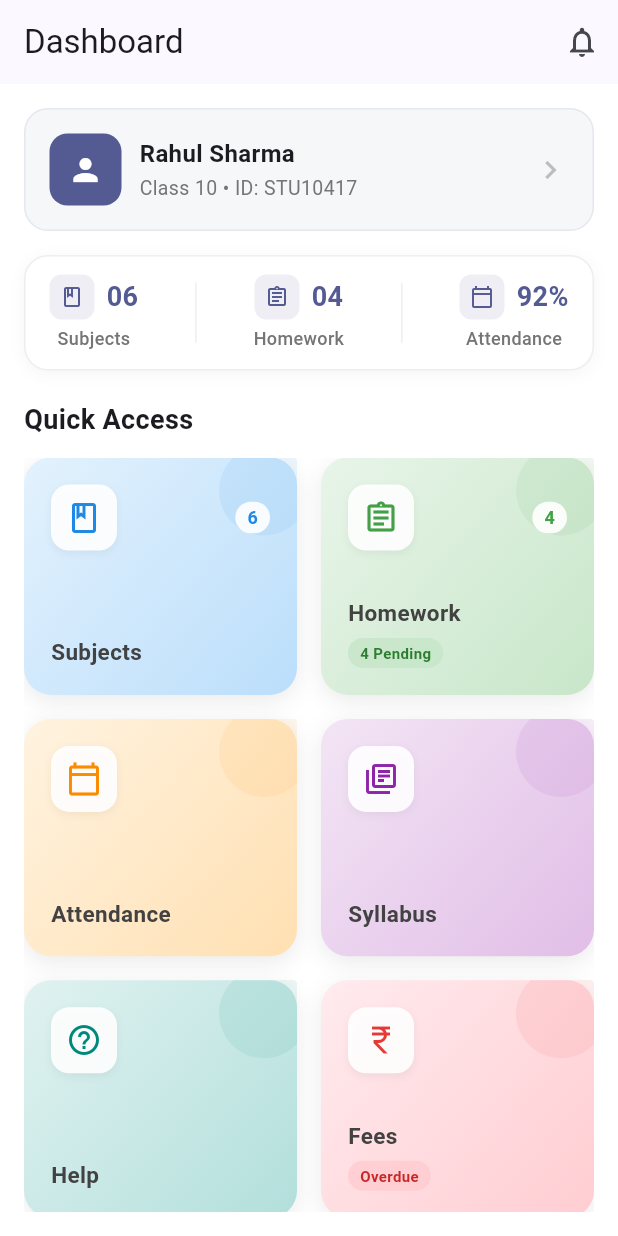
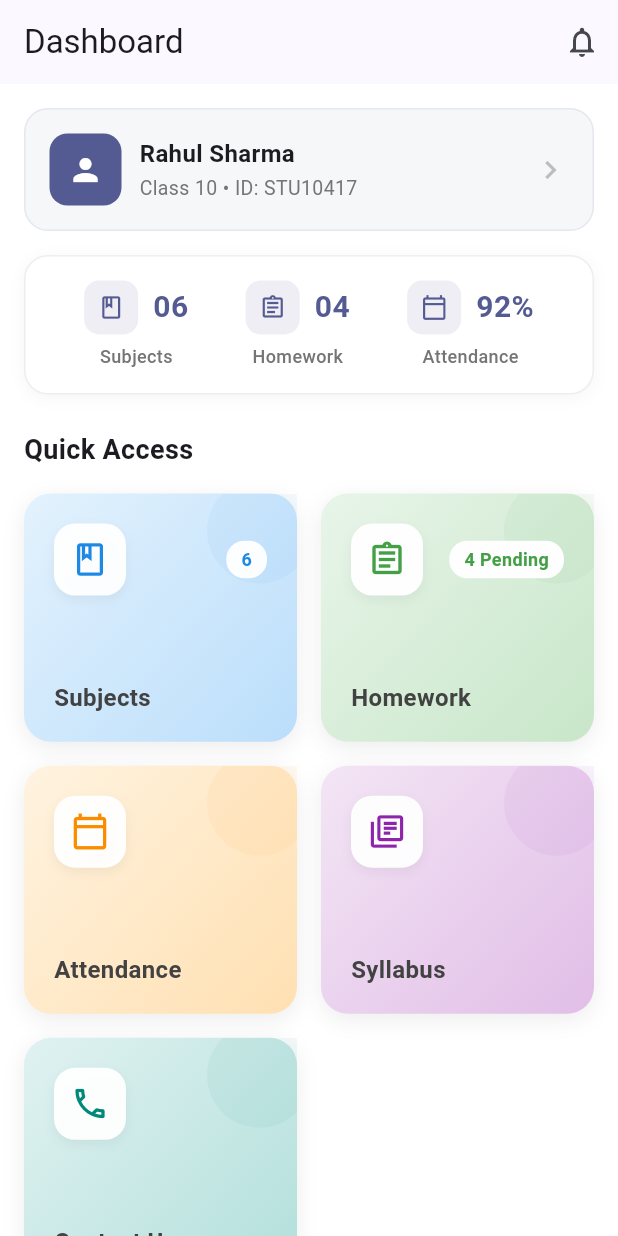
Before and after one commit to prayash-yosa/mindforge, a Flutter app: the screen it shows after launch, after a tap on "Login", on a phone screen of 412 x 824 dp. Run offline on Flutter 3.47's test engine with Material 3 defaults, Android fonts, the phone set to English and light mode, and no system bars.

Commit message:
added the files

```diff
--- a/lib/screens/dashboard/student_dashboard.dart
+++ b/lib/screens/dashboard/student_dashboard.dart
@@ -16,7 +16,8 @@ class StudentDashboardScreen extends StatelessWidget {
         ],
       ),
 
-      body: Padding(
+      body: SingleChildScrollView( // Make entire screen scrollable
+        child: Padding(
           padding: const EdgeInsets.all(16),
           child: Column(
             crossAxisAlignment: CrossAxisAlignment.start,
@@ -27,7 +28,7 @@ class StudentDashboardScreen extends StatelessWidget {
 
               // Compact Stats Row
               _compactStatsRow(context),
-            const SizedBox(height: 20),
+              const SizedBox(height: 24),
 
               const Text(
                 "Quick Access",
@@ -36,13 +37,15 @@ class StudentDashboardScreen extends StatelessWidget {
                   fontWeight: FontWeight.w600,
                 ),
               ),
-            const SizedBox(height: 12),
+              const SizedBox(height: 16),
 
-            // Expanded Grid (takes more space now)
-            Expanded(
-              child: _gridMenu(),
+              // Grid - NOT in Expanded, so it shows all items
+              _gridMenu(),
+
+              // Add some bottom padding
+              const SizedBox(height: 20),
+            ],
           ),
-          ],
         ),
       ),
     );
@@ -107,7 +110,7 @@ class StudentDashboardScreen extends StatelessWidget {
 
   Widget _compactStatsRow(BuildContext context) {
     return Container(
-      padding: const EdgeInsets.symmetric(vertical: 12, horizontal: 16),
+      padding: const EdgeInsets.symmetric(vertical: 16, horizontal: 20),
       decoration: BoxDecoration(
         color: Colors.white,
         borderRadius: BorderRadius.circular(16),
@@ -121,20 +124,10 @@ class StudentDashboardScreen extends StatelessWidget {
         ],
       ),
       child: Row(
-        mainAxisAlignment: MainAxisAlignment.spaceBetween,
+        mainAxisAlignment: MainAxisAlignment.spaceAround,
         children: [
           _compactStatItem("Subjects", "06", Icons.book_outlined, context),
-          Container(
-            height: 40,
-            width: 1,
-            color: Colors.grey.shade200,
-          ),
           _compactStatItem("Homework", "04", Icons.assignment_outlined, context),
-          Container(
-            height: 40,
-            width: 1,
-            color: Colors.grey.shade200,
-          ),
           _compactStatItem("Attendance", "92%", Icons.calendar_today_outlined, context),
         ],
       ),
@@ -147,30 +140,30 @@ class StudentDashboardScreen extends StatelessWidget {
         Row(
           children: [
             Container(
-              width: 30,
-              height: 30,
+              width: 36,
+              height: 36,
               decoration: BoxDecoration(
                 color: Theme.of(context).colorScheme.primary.withOpacity(0.1),
-                borderRadius: BorderRadius.circular(8),
+                borderRadius: BorderRadius.circular(10),
               ),
               child: Icon(
                 icon,
                 color: Theme.of(context).colorScheme.primary,
-                size: 16,
+                size: 18,
               ),
             ),
-            const SizedBox(width: 8),
+            const SizedBox(width: 10),
             Text(
               value,
               style: TextStyle(
-                fontSize: 18,
+                fontSize: 20,
                 fontWeight: FontWeight.w700,
                 color: Theme.of(context).colorScheme.primary,
               ),
             ),
           ],
         ),
-        const SizedBox(height: 4),
+        const SizedBox(height: 6),
         Text(
           title,
           style: TextStyle(
@@ -189,7 +182,7 @@ class StudentDashboardScreen extends StatelessWidget {
         "title": "Subjects",
         "icon": Icons.book_outlined,
         "color": Colors.blue.shade600,
-        "badge": null,
+        "badge": "6",
         "gradient": LinearGradient(
           begin: Alignment.topLeft,
           end: Alignment.bottomRight,
@@ -230,8 +223,8 @@ class StudentDashboardScreen extends StatelessWidget {
         ),
       },
       {
-        "title": "Help",
-        "icon": Icons.help_outline,
+        "title": "Contact Us",
+        "icon": Icons.phone_outlined,
         "color": Colors.teal.shade600,
         "badge": null,
         "gradient": LinearGradient(
@@ -240,26 +233,17 @@ class StudentDashboardScreen extends StatelessWidget {
           colors: [Colors.teal.shade50, Colors.teal.shade100],
         ),
       },
-      {
-        "title": "Fees",
-        "icon": Icons.currency_rupee_outlined,
-        "color": Colors.red.shade600,
-        "badge": "Overdue",
-        "gradient": LinearGradient(
-          begin: Alignment.topLeft,
-          end: Alignment.bottomRight,
-          colors: [Colors.red.shade50, Colors.red.shade100],
-        ),
-      },
     ];
 
     return GridView.builder(
+      physics: const NeverScrollableScrollPhysics(), // Disable grid's own scroll
+      shrinkWrap: true, // Important: makes grid take only needed height
       itemCount: items.length,
       gridDelegate: const SliverGridDelegateWithFixedCrossAxisCount(
         crossAxisCount: 2,
         crossAxisSpacing: 16,
         mainAxisSpacing: 16,
-        childAspectRatio: 1.15, // Slightly taller for better proportion
+        childAspectRatio: 1.1,
       ),
       itemBuilder: (context, index) {
         final item = items[index];
@@ -279,7 +263,7 @@ class StudentDashboardScreen extends StatelessWidget {
           gradient: item["gradient"],
           boxShadow: [
             BoxShadow(
-              color: Colors.black.withOpacity(0.08),
+              color: Colors.black.withOpacity(0.07),
               blurRadius: 12,
               offset: const Offset(0, 4),
             ),
@@ -287,15 +271,15 @@ class StudentDashboardScreen extends StatelessWidget {
         ),
         child: Stack(
           children: [
-            // Background Pattern (subtle)
+            // Background pattern
             Positioned(
-              top: -8,
-              right: -8,
+              top: -10,
+              right: -10,
               child: Opacity(
-                opacity: 0.08,
+                opacity: 0.05,
                 child: Container(
-                  width: 60,
-                  height: 60,
+                  width: 70,
+                  height: 70,
                   decoration: BoxDecoration(
                     shape: BoxShape.circle,
                     color: item["color"],
@@ -304,51 +288,51 @@ class StudentDashboardScreen extends StatelessWidget {
               ),
             ),
 
-            // Content
+            // Card content
             Padding(
-              padding: const EdgeInsets.all(18),
+              padding: const EdgeInsets.all(20),
               child: Column(
                 crossAxisAlignment: CrossAxisAlignment.start,
                 mainAxisAlignment: MainAxisAlignment.spaceBetween,
                 children: [
-                  // Icon with Count (for Subjects/Homework)
+                  // Icon and badge row
                   Row(
                     mainAxisAlignment: MainAxisAlignment.spaceBetween,
                     children: [
                       Container(
-                        width: 44,
-                        height: 44,
+                        width: 48,
+                        height: 48,
                         decoration: BoxDecoration(
-                          color: Colors.white.withOpacity(0.9),
-                          borderRadius: BorderRadius.circular(12),
+                          color: Colors.white.withOpacity(0.95),
+                          borderRadius: BorderRadius.circular(14),
                           boxShadow: [
                             BoxShadow(
                               color: Colors.black.withOpacity(0.05),
-                              blurRadius: 4,
-                              offset: const Offset(0, 2),
+                              blurRadius: 6,
+                              offset: const Offset(0, 3),
                             ),
                           ],
                         ),
                         child: Icon(
                           item["icon"],
                           color: item["color"],
-                          size: 24,
+                          size: 26,
                         ),
                       ),
 
-                      // Small count badge for some items
-                      if (item["title"] == "Subjects" || item["title"] == "Homework")
+                      // Badge
+                      if (item["badge"] != null)
                         Container(
                           padding: const EdgeInsets.symmetric(
-                            horizontal: 8,
-                            vertical: 2,
+                            horizontal: 10,
+                            vertical: 4,
                           ),
                           decoration: BoxDecoration(
-                            color: Colors.white.withOpacity(0.9),
+                            color: Colors.white.withOpacity(0.95),
                             borderRadius: BorderRadius.circular(12),
                           ),
                           child: Text(
-                            item["title"] == "Subjects" ? "6" : "4",
+                            item["badge"],
                             style: TextStyle(
                               fontSize: 12,
                               fontWeight: FontWeight.w700,
@@ -359,47 +343,15 @@ class StudentDashboardScreen extends StatelessWidget {
                     ],
                   ),
 
-                  // Title and Badge
-                  Column(
-                    crossAxisAlignment: CrossAxisAlignment.start,
-                    children: [
+                  // Title
                   Text(
                     item["title"],
                     style: TextStyle(
-                          fontSize: 15,
+                      fontSize: 16,
                       fontWeight: FontWeight.w700,
                       color: Colors.grey.shade800,
+                      height: 1.2,
                     ),
-                      ),
-
-                      // Badge
-                      if (item["badge"] != null)
-                        Padding(
-                          padding: const EdgeInsets.only(top: 6),
-                          child: Container(
-                            padding: const EdgeInsets.symmetric(
-                              horizontal: 8,
-                              vertical: 3,
-                            ),
-                            decoration: BoxDecoration(
-                              color: item["title"] == "Fees"
-                                  ? Colors.red.shade100.withOpacity(0.9)
-                                  : Colors.green.shade100.withOpacity(0.9),
-                              borderRadius: BorderRadius.circular(12),
-                            ),
-                            child: Text(
-                              item["badge"],
-                              style: TextStyle(
-                                fontSize: 10,
-                                fontWeight: FontWeight.w600,
-                                color: item["title"] == "Fees"
-                                    ? Colors.red.shade800
-                                    : Colors.green.shade800,
-                              ),
-                            ),
-                          ),
-                        ),
-                    ],
                   ),
                 ],
               ),
--- a/lib/screens/splash/splash_screen.dart
+++ b/lib/screens/splash/splash_screen.dart
@@ -25,40 +25,23 @@ class _SplashScreenState extends State<SplashScreen> {
   @override
   Widget build(BuildContext context) {
     return Scaffold(
-      backgroundColor: Theme.of(context).colorScheme.primary,
+      backgroundColor: Color(0xFFFDFDF6),
       body: Center(
-        child: Column(
-          mainAxisAlignment: MainAxisAlignment.center,
-          children: [
-            // Logo with Animation
-            TweenAnimationBuilder(
-              duration: const Duration(milliseconds: 1000),
+        child: TweenAnimationBuilder(
+          duration: const Duration(milliseconds: 1500),
           tween: Tween<double>(begin: 0, end: 1),
           builder: (context, value, child) {
             return Opacity(
               opacity: value,
               child: Transform.scale(
-                    scale: 0.8 + (value * 0.2), // Scale from 0.8 to 1.0
+                scale: 0.7 + (value * 0.3),
                 child: child,
               ),
             );
           },
           child: Container(
-                width: 160,
-                height: 160,
-                decoration: BoxDecoration(
-                  color: Colors.white,
-                  borderRadius: BorderRadius.circular(30),
-                  boxShadow: [
-                    BoxShadow(
-                      color: Colors.black.withOpacity(0.15),
-                      blurRadius: 25,
-                      spreadRadius: 2,
-                    ),
-                  ],
-                ),
-                child: Padding(
-                  padding: const EdgeInsets.all(20),
+            width: 260,
+            height: 260,
             child: Image.asset(
               'assets/images/Mindforge-logo.png',
               fit: BoxFit.contain,
@@ -66,54 +49,6 @@ class _SplashScreenState extends State<SplashScreen> {
           ),
         ),
       ),
-
-            const SizedBox(height: 30),
-
-            // App Name with animation
-            TweenAnimationBuilder(
-              duration: const Duration(milliseconds: 800),
-              tween: Tween<double>(begin: 0, end: 1),
-              builder: (context, value, child) {
-                return Opacity(
-                  opacity: value,
-                  child: Transform.translate(
-                    offset: Offset(0, 20 * (1 - value)),
-                    child: child,
-                  ),
-                );
-              },
-              child: const Text(
-                "MindForge",
-                style: TextStyle(
-                  fontSize: 36,
-                  fontWeight: FontWeight.w800,
-                  color: Colors.white,
-                  letterSpacing: -0.5,
-                ),
-              ),
-            ),
-
-            const SizedBox(height: 8),
-
-            // Tagline
-            const Text(
-              "AI Assisted Learning Platform",
-              style: TextStyle(
-                fontSize: 16,
-                color: Colors.white70,
-              ),
-            ),
-
-            const SizedBox(height: 40),
-
-            // Loading indicator
-            const CircularProgressIndicator(
-              color: Colors.white,
-              strokeWidth: 2,
-            ),
-          ],
-        ),
-      ),
     );
   }
 }
```
Lines whose indentation alone changed are shown as unchanged.
